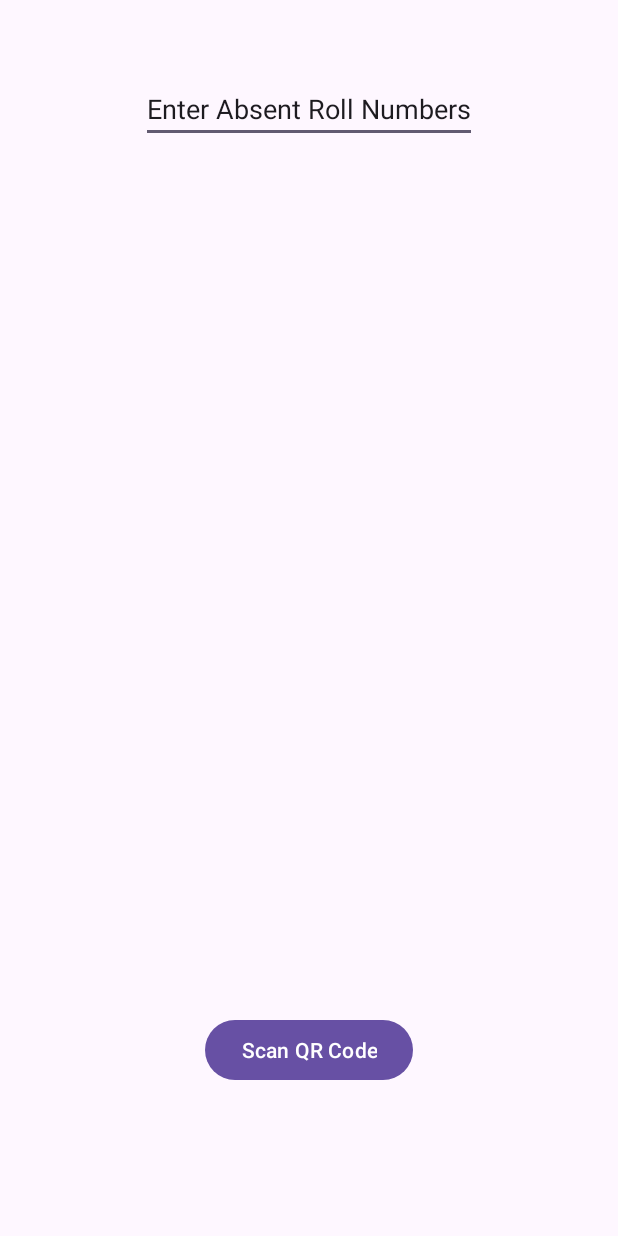
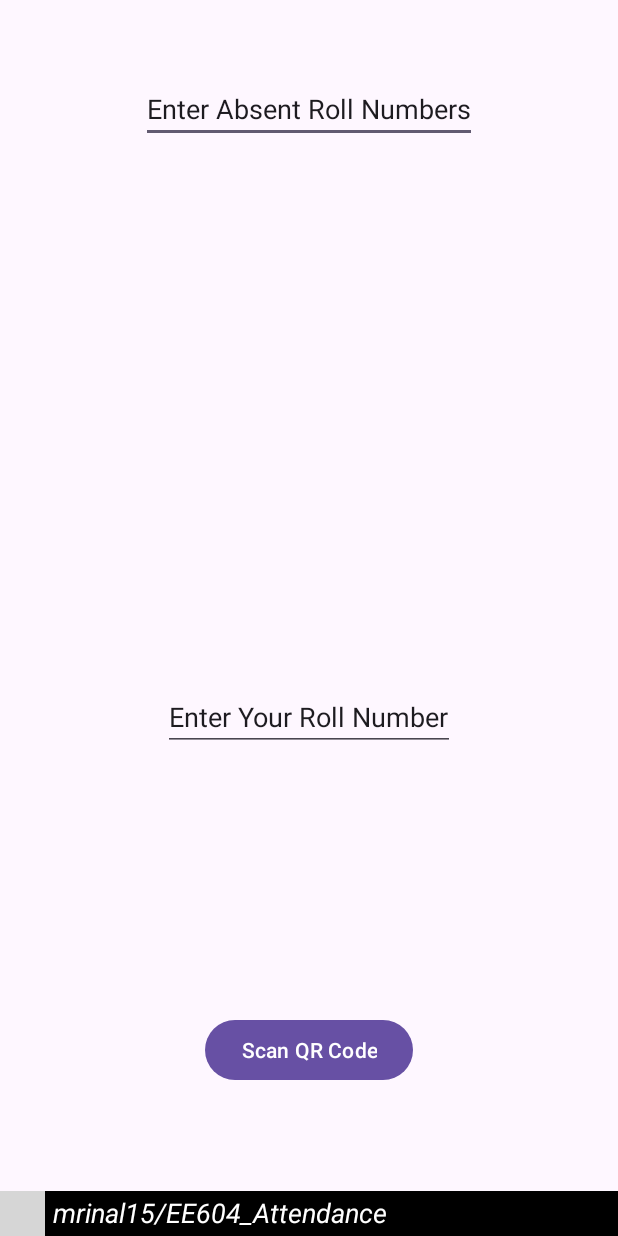
Before and after one commit to mrinal15/EE604_Attendance, an Android app: the screen it shows after launch (MainActivity), on a phone screen of 412 x 824 dp. Run offline under Robolectric (Android 15) with nearby library versions, the phone set to English and light mode, and no system bars; libraries missing offline, so code that uses them is left out: com.google.zxing.integration; grey boxes are pictures that could not be loaded.

Commit message:
Entering your roll number functionality added.

```diff
--- a/app/build.gradle
+++ b/app/build.gradle
@@ -33,7 +33,7 @@ dependencies {
     implementation 'androidx.appcompat:appcompat:1.6.1'
     implementation 'com.google.android.material:material:1.9.0'
     implementation 'androidx.constraintlayout:constraintlayout:2.1.4'
-//    implementation 'com.google.zxing:core:3.4.1'
+    implementation 'com.google.zxing:core:3.4.1'
     implementation 'com.journeyapps:zxing-android-embedded:4.3.0'
 //    implementation 'io.appium:java-client:7.4.1'
     testImplementation 'junit:junit:4.13.2'
--- a/app/src/main/res/layout/activity_main.xml
+++ b/app/src/main/res/layout/activity_main.xml
@@ -19,13 +19,25 @@
 
     <ListView
         android:id="@+id/display_absent"
-        android:layout_marginTop="50dp"
-        android:textAlignment="center"
         android:layout_width="100dp"
         android:layout_height="200dp"
-        app:layout_constraintTop_toBottomOf="@id/input_absent"
+        android:layout_marginTop="60dp"
+        android:textAlignment="center"
         app:layout_constraintEnd_toEndOf="parent"
-        app:layout_constraintStart_toStartOf="parent" />
+        app:layout_constraintHorizontal_bias="0.498"
+        app:layout_constraintStart_toStartOf="parent"
+        app:layout_constraintTop_toBottomOf="@id/input_absent" />
+
+    <EditText
+        android:id="@+id/input_your"
+        android:layout_width="wrap_content"
+        android:layout_height="wrap_content"
+        android:layout_marginTop="100dp"
+        android:inputType="number"
+        android:text="Enter Your Roll Number"
+        app:layout_constraintEnd_toEndOf="parent"
+        app:layout_constraintStart_toStartOf="parent"
+        app:layout_constraintTop_toBottomOf="@id/display_absent" />
 
     <Button
         android:id="@+id/qr_code"
@@ -37,6 +49,33 @@
         app:layout_constraintEnd_toEndOf="parent"
         app:layout_constraintStart_toStartOf="parent" />
 
+    <RelativeLayout
+        android:layout_width="match_parent"
+        android:layout_height="wrap_content"
+        app:layout_constraintBottom_toBottomOf="parent"
+        android:layout_gravity="center_horizontal"
+        android:background="@color/black">
+
+        <ImageView
+            android:id="@+id/github_logo"
+            android:layout_width="30dp"
+            android:layout_height="30dp"
+            android:layout_centerVertical="true"
+            android:src="@drawable/github_logo" />
+
+        <TextView
+            android:id="@+id/github_text"
+            android:layout_width="match_parent"
+            android:layout_height="25dp"
+            android:layout_centerVertical="true"
+            android:layout_marginLeft="5dp"
+            android:layout_toEndOf="@id/github_logo"
+            android:text="mrinal15/EE604_Attendance"
+            android:textAlignment="textStart"
+            android:textColor="@color/white"
+            android:textSize="18sp"
+            android:textStyle="italic" />
+    </RelativeLayout>
 
 
 </androidx.constraintlayout.widget.ConstraintLayout>
```
